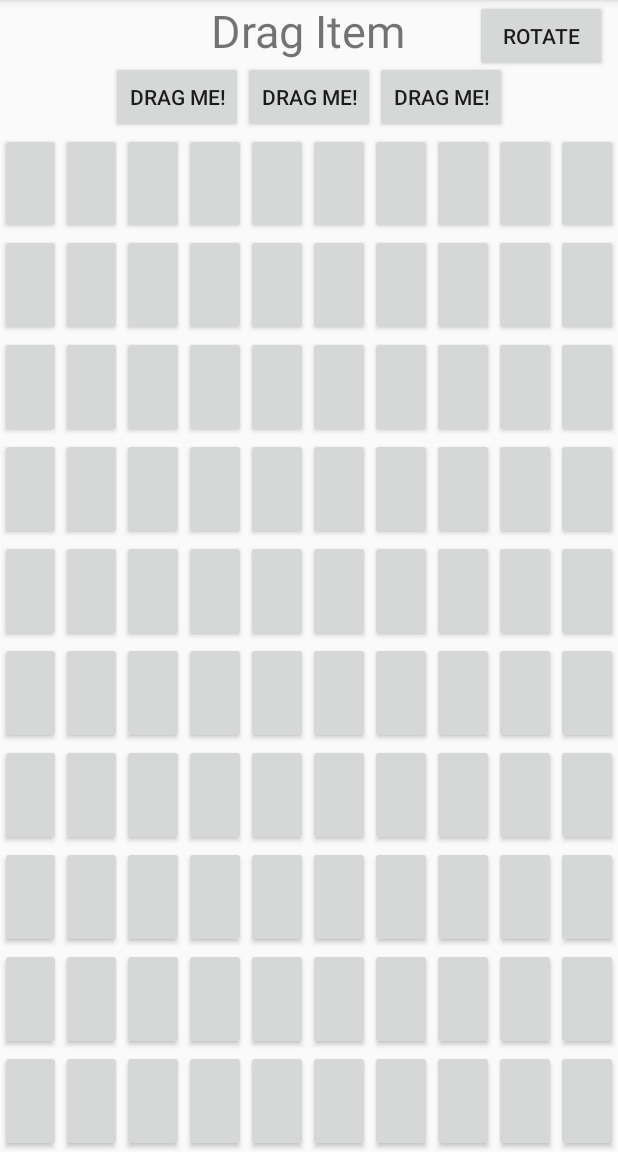
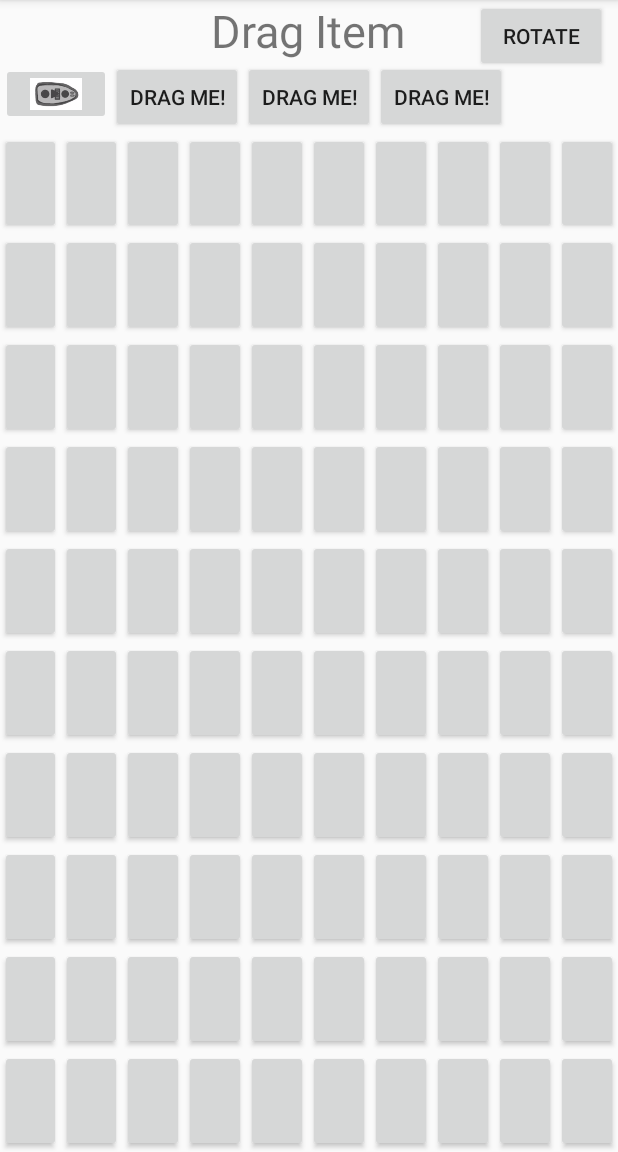
Before and after one commit to 21ChenYe/FIGHTBOAT, an Android app: the screen it shows after launch (MainActivity), on a phone screen of 412 x 824 dp, the part 84-1236 px from its top. Run offline under Robolectric (Android 15) with nearby library versions, the phone set to English and light mode, and no system bars.

Commit message:
Ship_Images

```diff
--- a/Battleship/app/src/main/res/layout/activity_main.xml
+++ b/Battleship/app/src/main/res/layout/activity_main.xml
@@ -57,6 +57,20 @@
             android:layout_alignBottom="@+id/drag_button"
             android:tag="Orange"
             android:text="Drag Me!" />
+
+        <ImageButton
+            android:id="@+id/imageButton"
+            android:layout_width="73dp"
+            android:layout_height="41dp"
+            android:layout_below="@+id/text_view_player"
+            android:layout_marginTop="1dp"
+            android:layout_marginEnd="0dp"
+            android:layout_marginRight="0dp"
+            android:layout_toStartOf="@+id/drag_button2"
+            android:layout_toLeftOf="@+id/drag_button2"
+            app:srcCompat="@drawable/destroyer"
+            android:scaleType = "fitCenter"
+            android:adjustViewBounds = "true" />
     </RelativeLayout>
     <LinearLayout
         android:layout_width="match_parent"
```
Also changed, not shown: Battleship/app/src/main/res/drawable/Battleship.png (added), Battleship/app/src/main/res/drawable/Carrier.png (added), Battleship/app/src/main/res/drawable/Cruiser.png (added), Battleship/app/src/main/res/drawable/Submarine.png (added).
